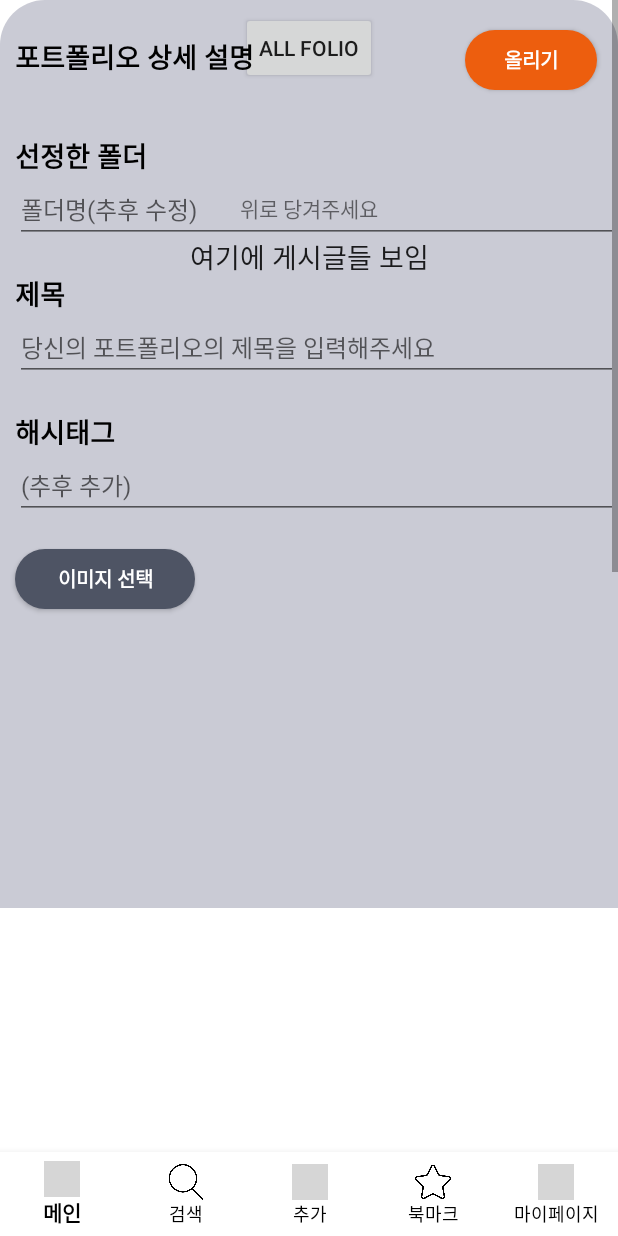
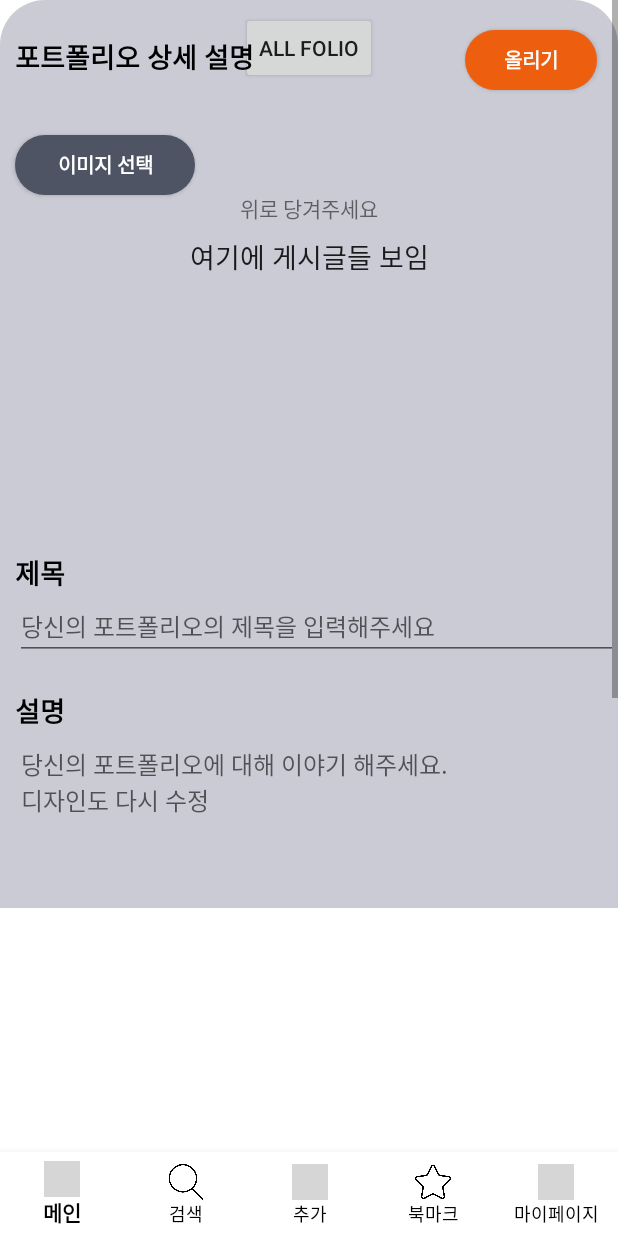
Before and after one commit to gahyunkim/Potfollio, an Android app: the fragment AddFragment placed in its activity, on a phone screen of 412 x 824 dp. Run offline under Robolectric (Android 15) with nearby library versions, the phone set to English and light mode, and no system bars; plain views replace SlidingUpPanelLayout; grey boxes are pictures that could not be loaded.

Commit message:
AddFragment :DB구현

```diff
--- a/app/src/main/java/com/example/potfollio/AddFragment.kt
+++ b/app/src/main/java/com/example/potfollio/AddFragment.kt
@@ -4,6 +4,7 @@ import android.app.Activity
 import android.content.ClipData
 import android.content.Context
 import android.content.Intent
+import android.database.Cursor
 import android.database.sqlite.SQLiteDatabase
 import android.database.sqlite.SQLiteOpenHelper
 import android.net.Uri
@@ -13,34 +14,47 @@ import android.util.Log
 import android.view.LayoutInflater
 import android.view.View
 import android.view.ViewGroup
-import android.widget.Button
-import android.widget.ImageView
-import android.widget.ListView
-import android.widget.Toast
+import android.widget.*
+import androidx.core.view.isEmpty
 import androidx.fragment.app.Fragment
 import com.example.potfollio.databinding.ActivityMainBinding
 
 @Suppress("DEPRECATION", "UNUSED_LAMBDA_EXPRESSION") //이거 추가하니까 갤러리 접근 가능
-// 갤러리 접근 주의하는 문구 띄우는거 수정하기!!!!!!!!!!!!!!
+// 갤러리 접근 주의하는 문구 띄우기
+// 갤러리 다시 접근하기
 
 class AddFragment : Fragment(), View.OnClickListener {
-    private lateinit var binding: ActivityMainBinding
     lateinit var btnSelect : Button
-    lateinit var imgView1 : ImageView
-    lateinit var sqlDB: SQLiteDatabase
-    lateinit var dbManager: AddFragment.DBManager
+    lateinit var image_sqlDB: SQLiteDatabase
+    lateinit var text_sqlDB: SQLiteDatabase
+    lateinit var image_dbManager: AddFragment.ImageDBManager
+    lateinit var text_dbManager: AddFragment.TextDBManager
     lateinit var listview : ListView
+    lateinit var edtTitle : EditText
+    lateinit var edtContents : EditText
+    lateinit var btnUp : Button
 
     private val OPEN_GALLERY = 200
 
-     val items = mutableListOf<ListViewItem>()
+    val items = mutableListOf<ListViewItem>()
+
+    // 리스트에 주소 저장해 놓고 '올리기' 누르면 데베에 올리기
+    // var urilist = ArrayList<Uri>()
+
+    companion object {
+        var index:Int = 1
+    }
     override fun onCreate(savedInstanceState: Bundle?) {
         super.onCreate(savedInstanceState)
 
-        dbManager = AddFragment.DBManager(activity!!, "imageTBL", null, 1)
-        sqlDB = dbManager.writableDatabase
+        image_dbManager = AddFragment.ImageDBManager(activity!!, "ImageTBL", null, 1)
+        image_sqlDB = image_dbManager.writableDatabase
+        //image_sqlDB.execSQL("DROP TABLE imageTBL")
+        //image_sqlDB.close()
+        //image_dbManager.close()
 
-
+        text_dbManager =AddFragment.TextDBManager(activity!!, "textTBL", null, 1)
+        text_sqlDB = text_dbManager.writableDatabase
     }
 
     override fun onCreateView(
@@ -55,18 +69,46 @@ class AddFragment : Fragment(), View.OnClickListener {
         super.onViewCreated(view, savedInstanceState)
 
         btnSelect = view.findViewById(R.id.btnSelect)
-            //imgView1 = view.findViewById(R.id.imgView1)
         listview = view.findViewById(R.id.listview)
-        btnSelect.setOnClickListener{ openGallery() }
+        edtTitle = view.findViewById(R.id.edtTitle)
+        edtContents = view.findViewById(R.id.edtContents)
+        btnUp = view.findViewById(R.id.btnUp)
+
+        btnSelect.setOnClickListener { openGallery() }
+
+        // 올리기 실행 시
+        btnUp.setOnClickListener {
+            text_sqlDB = text_dbManager.writableDatabase
+
+            if (edtTitle.text.toString().isBlank() || edtContents.text.toString()
+                    .isBlank() || listview.isEmpty()
+            ) {
+                // 제목,내용,이미지는 필수 입력 사항
+                Toast.makeText(getActivity(), "제목,이미지,내용을 모두 작성해 주세요!", Toast.LENGTH_SHORT).show()
+            }
+            else {
+                // 데베 저장
+                text_sqlDB.execSQL(
+                    "INSERT INTO textTBL VALUES ( '"
+                            + index + "' , '"
+                            + edtTitle.text.toString() + "' , '"
+                            + edtContents.text.toString() + "');"
+                )
+                //text_sqlDB.close()
+
+            }
+            index += 1  // 인덱스 증가
+
+            // 마이페이지프래그먼트로 바로 돌아가도록 할까...?
+            Toast.makeText(getActivity(), "올리기 완료 \n 마이페이지에서 확인하세요", Toast.LENGTH_SHORT).show()
+        }
     }
 
+    // 갤러리 접근
     private fun openGallery(){
-        // 갤러리 접근
         val intent: Intent = Intent(Intent.ACTION_PICK)
-        //intent.setType("image/*")
         intent.setType(MediaStore.Images.Media.CONTENT_TYPE)
         intent.putExtra(Intent.EXTRA_ALLOW_MULTIPLE, true)
-        //intent.setData(MediaStore.Images.Media.EXTERNAL_CONTENT_URI)
         startActivityForResult(intent, OPEN_GALLERY)
     }
 
@@ -76,54 +118,26 @@ class AddFragment : Fragment(), View.OnClickListener {
         if(resultCode == Activity.RESULT_OK) {
             if(requestCode == OPEN_GALLERY) {
 
-//                            if (data!!.clipData == null) {
-//                            }
-//                            else {
-//                                 var clipData: ClipData = data.clipData!!;
-//                                if (clipData.itemCount > 3) { //사진은 3장을 초과해서는 안된다.
-//                                   // Toast.makeText(applicationContext, "", Toast.LENGTH_SHORT).show()
-//                                }
-//                                else if (clipData.itemCount == 1) { //사진을 1개 선택했을 때
-//                                    var img_path: Uri = clipData.getItemAt(0).uri; //이미지 URI
-//                                    var pictures: ListView = view!!.findViewById(R.id.listview)
-//                                    pictures.add(img_path);  //사진 리스트에 추가
-//                                }
-//                                else if (clipData.getItemCount() < 3 && clipData.getItemCount() > 1) { //사진을 1개 이상 선택했을 때
-//                                    for (int i = 0; i < clipData.getItemCount(); i++) {
-//                                        Uri img_path = clipData.getItemAt(i).getUri();
-//                                        adapter_pictures.addData(img_path);
-//                                    }
-//                                }
-//                            }
-
-//                var currentImageUrl : Uri? = data?.data
-
-
-                /* 데베 저장하는 부분 잠시 보류 !!! 지우면 안돼!!!
-                sqlDB.execSQL( //
-                    "INSERT INTO imageTBL VALUES ( '"
-                            + currentImageUrl.toString() + "');"
-                )
-                sqlDB.close()
-                */
-
-//                // 이미지 저장 완료 문구
-//                Toast.makeText(activity, "이미지 저장 완료.", Toast.LENGTH_SHORT).show()
-
                 var clipData: ClipData = data!!.clipData!!
 
                 for(j in 0..clipData.itemCount-1) {
 
-                    // 리스트에가다 주소 저장해 놓고 데베에 올리기..
+                    var currentImageUrl : Uri? = clipData.getItemAt(j).uri
 
-                     var currentImageUrl : Uri? = clipData.getItemAt(j).uri
+                    // 데베 저장
+                    image_sqlDB.execSQL(
+                        "INSERT INTO ImageTBL VALUES ( '"
+                                + currentImageUrl.toString() + "' , '"
+                                + index + "');"
+                    )
+                    //image_sqlDB.close()
 
-                    try { // 이미지뷰에 이미지 띄우기(비트맵 활용)
+                    // 리스트뷰에 이미지 띄우기(비트맵 활용)
+                    try {
                         val bitmap = MediaStore.Images.Media.getBitmap(
                             activity?.contentResolver,
                             currentImageUrl
                         )
-
                         items.add(ListViewItem(bitmap))
 
                         val adapter = ListViewAdapter(items)
@@ -133,27 +147,40 @@ class AddFragment : Fragment(), View.OnClickListener {
                         e.printStackTrace()
                     }
                 }
-                // 이미지 저장 완료 문구
-                Toast.makeText(activity, "이미지 선택 완료.", Toast.LENGTH_SHORT).show()
             }
         } else{
             Log.d("ActivityResult", "something wrong")
         }
     }
 
-    class DBManager(
+    class ImageDBManager(
         context: Context,
         name: String?,
         factory: SQLiteDatabase.CursorFactory?,
         version: Int
     ) : SQLiteOpenHelper(context, name, factory, version) {
         override fun onCreate(db: SQLiteDatabase?) {
-            db!!.execSQL("CREATE TABLE imageTBL ( image STRING );")
+            db!!.execSQL("CREATE TABLE ImageTBL ( image TEXT NOT NULL, i_number INTEGER NOT NULL);")
         }
 
         override fun onUpgrade(db: SQLiteDatabase?, oldversion: Int, newVersion: Int) {
         }
     }
+
+    class TextDBManager(
+        context: Context,
+        name: String?,
+        factory: SQLiteDatabase.CursorFactory?,
+        version: Int
+    ) : SQLiteOpenHelper(context, name, factory, version) {
+        override fun onCreate(db: SQLiteDatabase?) {
+            db!!.execSQL("CREATE TABLE textTBL ( i_number INTEGER , title STRING , contents STRING);")
+        }
+
+        override fun onUpgrade(db: SQLiteDatabase?, oldversion: Int, newVersion: Int) {
+        }
+    }
+
     override fun onClick(p0: View?) {
     }
 }
--- a/app/src/main/res/layout/fragment_add.xml
+++ b/app/src/main/res/layout/fragment_add.xml
@@ -38,7 +38,7 @@ tools:context=".AddFragment">
                     android:textStyle="bold" />
 
                 <Button
-                    android:id="@+id/btnup"
+                    android:id="@+id/btnUp"
                     android:layout_width="wrap_content"
                     android:layout_height="40dp"
                     android:layout_marginTop="20dp"
@@ -48,69 +48,6 @@ tools:context=".AddFragment">
                     android:textColor="@color/white"
                     android:textSize="13sp" />
             </LinearLayout>
-
-            <TextView
-                android:id="@+id/textView4"
-                android:layout_width="match_parent"
-                android:layout_height="wrap_content"
-                android:layout_marginLeft="10dp"
-                android:layout_marginTop="20dp"
-                android:fontFamily="@font/notosans_kr_bold"
-                android:text="선정한 폴더"
-                android:textColor="#000000"
-                android:textSize="18dp"
-                android:textStyle="bold" />
-
-            <EditText
-                android:id="@+id/edtlogId2"
-                android:layout_width="match_parent"
-                android:layout_height="wrap_content"
-                android:layout_marginStart="10dp"
-                android:hint="폴더명(추후 수정)"
-                android:inputType="textNoSuggestions"
-                android:textSize="16dp" />
-
-            <TextView
-                android:id="@+id/textView5"
-                android:layout_width="match_parent"
-                android:layout_height="wrap_content"
-                android:layout_marginLeft="10dp"
-                android:layout_marginTop="20dp"
-                android:fontFamily="@font/notosans_kr_bold"
-                android:text="제목"
-                android:textColor="#000000"
-                android:textSize="18dp"
-                android:textStyle="bold" />
-
-            <EditText
-                android:id="@+id/edtlogId3"
-                android:layout_width="match_parent"
-                android:layout_height="wrap_content"
-                android:layout_marginLeft="10dp"
-                android:hint="당신의 포트폴리오의 제목을 입력해주세요"
-                android:inputType="textNoSuggestions"
-                android:textSize="16dp" />
-
-            <TextView
-                android:id="@+id/textView3"
-                android:layout_width="match_parent"
-                android:layout_height="wrap_content"
-                android:layout_marginLeft="10dp"
-                android:layout_marginTop="20dp"
-                android:fontFamily="@font/notosans_kr_bold"
-                android:text="해시태그"
-                android:textColor="#000000"
-                android:textSize="18dp"
-                android:textStyle="bold" />
-
-            <EditText
-                android:id="@+id/edtLogPass2"
-                android:layout_width="match_parent"
-                android:layout_height="wrap_content"
-                android:layout_marginLeft="10dp"
-                android:hint="(추후 추가)"
-                android:inputType="textNoSuggestions"
-                android:textSize="16dp" />
 
             <Button
                 android:id="@+id/btnSelect"
@@ -127,8 +64,32 @@ tools:context=".AddFragment">
             <ListView
                 android:id="@+id/listview"
                 android:layout_width="match_parent"
-                android:layout_height="208dp" />
-<!--
+                android:layout_height="208dp"
+                android:layout_marginStart="20dp"
+                android:layout_marginTop="10dp" />
+
+            <TextView
+                android:id="@+id/textView5"
+                android:layout_width="match_parent"
+                android:layout_height="wrap_content"
+                android:layout_marginLeft="10dp"
+                android:layout_marginTop="20dp"
+                android:fontFamily="@font/notosans_kr_bold"
+                android:text="제목"
+                android:textColor="#000000"
+                android:textSize="18dp"
+                android:textStyle="bold" />
+
+            <EditText
+                android:id="@+id/edtTitle"
+                android:layout_width="match_parent"
+                android:layout_height="wrap_content"
+                android:layout_marginLeft="10dp"
+                android:hint="당신의 포트폴리오의 제목을 입력해주세요"
+                android:inputType="textNoSuggestions"
+                android:textSize="16dp" />
+
+            <!--
             <HorizontalScrollView
                 android:layout_width="match_parent"
                 android:layout_height="102dp"
@@ -183,6 +144,7 @@ tools:context=".AddFragment">
                 </LinearLayout>
             </HorizontalScrollView>
 -->
+
             <TextView
                 android:id="@+id/textView6"
                 android:layout_width="match_parent"
@@ -196,7 +158,7 @@ tools:context=".AddFragment">
                 android:textStyle="bold" />
 
             <EditText
-                android:id="@+id/edtLogPass3"
+                android:id="@+id/edtContents"
                 android:layout_width="match_parent"
                 android:layout_height="300dp"
                 android:layout_marginLeft="10dp"
```
Also changed, not shown: app/src/main/java/com/example/potfollio/StartActivity.kt (+18 -0 lines), app/src/main/res/layout/fragment_my_page.xml (+40 -74 lines).
